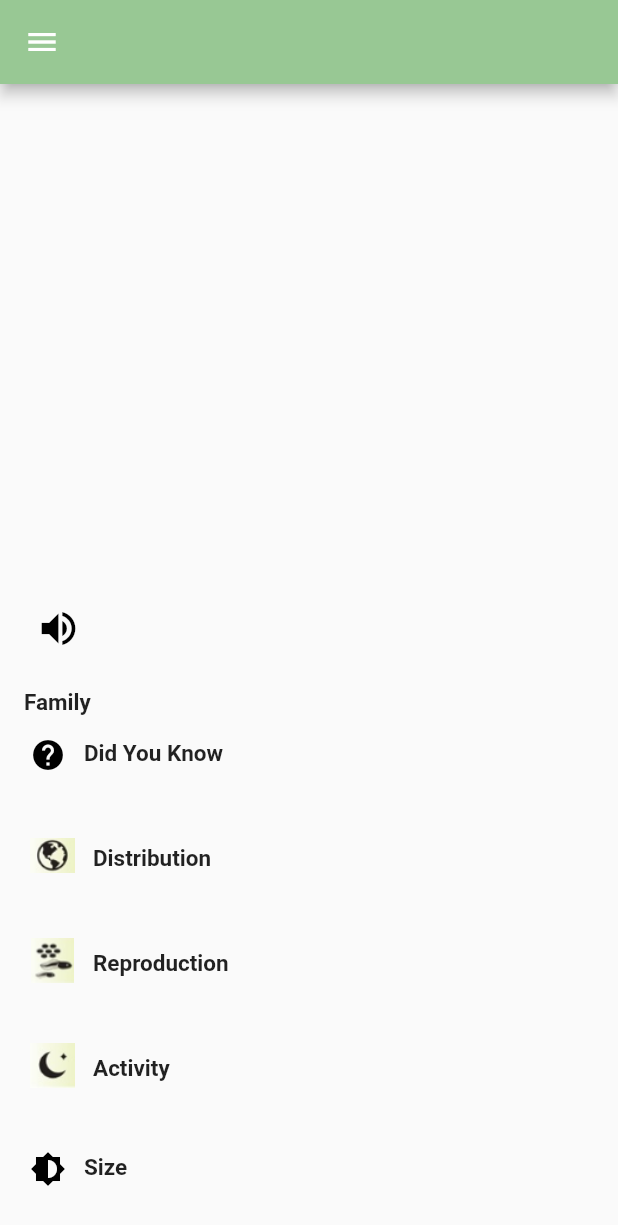
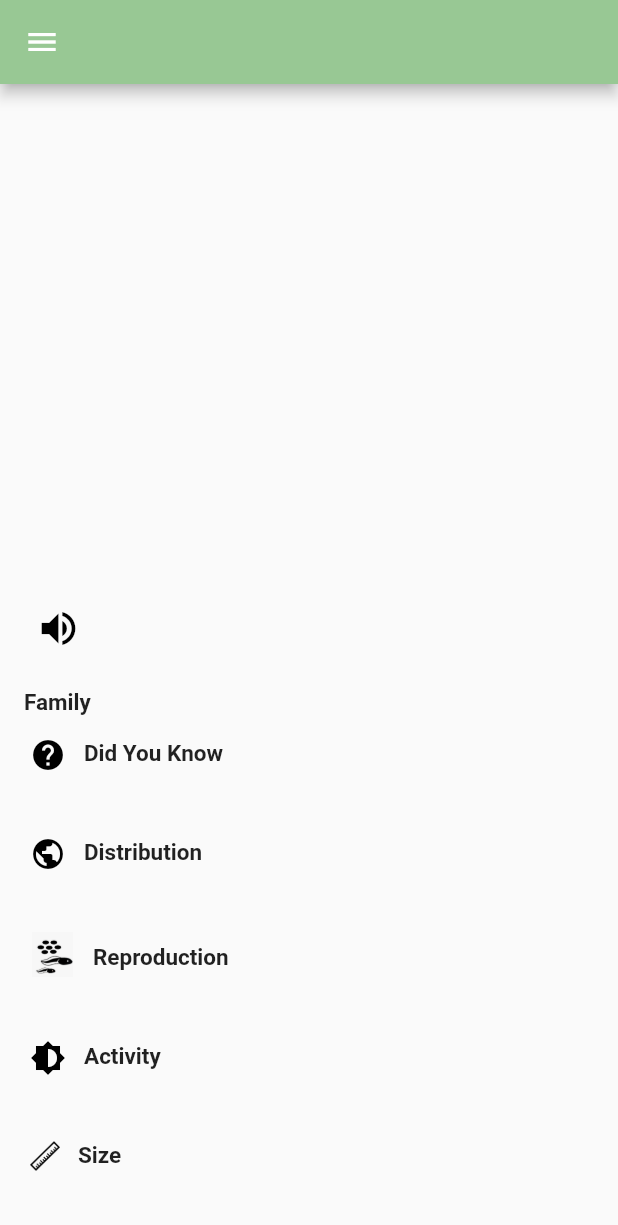
Before and after one commit to Alexandrebmx5/biotapajos-app, a Flutter app: the SpeciesInformation screen opened directly with empty values, on a phone screen of 412 x 824 dp. Shown: the top 1225 px of the screen. Run offline on Flutter 3.47's test engine with Material 2 defaults, Android fonts, the light colour scheme and no system bars; drawn by our look-alikes of carousel_pro; our stand-ins replace animate_do, cloud_firestore, file_picker, firebase_auth, firebase_core, firebase_storage and 7 more; missing offline and left inert: popup_menu; accounts and stored records are empty.

Commit message:
change icons species

```diff
--- a/lib/views/SpeciesInformation.dart
+++ b/lib/views/SpeciesInformation.dart
@@ -199,7 +199,7 @@ class _SpeciesInformationState extends State<SpeciesInformation> {
                   child: Container(
                       width: constraints.maxWidth,
                       child: textIcon(
-                          child: Image.asset('images/icon1.png', width: 30, height: 30,),
+                          child: Icon(Icons.public, color: Colors.black,),
                           text: S.of(context).comoConhecer,
                           style: TextStyle(
                               fontSize: 15, fontWeight: FontWeight.bold))),
@@ -218,7 +218,7 @@ class _SpeciesInformationState extends State<SpeciesInformation> {
                   child: Container(
                       width: constraints.maxWidth,
                       child: textIcon(
-                          child: Image.asset('images/icon5.png', width: 30, height: 30,),
+                          child: Image.asset('images/sapo.jpeg', width: 30, height: 30,),
                           text: S.of(context).reproducao,
                           style: TextStyle(
                               fontSize: 15, fontWeight: FontWeight.bold))),
@@ -237,7 +237,7 @@ class _SpeciesInformationState extends State<SpeciesInformation> {
                   child: Container(
                       width: constraints.maxWidth,
                       child: textIcon(
-                          child: Image.asset('images/icon4.png', width: 30, height: 30,),
+                          child: Icon(Icons.brightness_medium_sharp, color: Colors.black,),
                           text: S.of(context).Atividade,
                           style: TextStyle(
                               fontSize: 15, fontWeight: FontWeight.bold))),
@@ -256,8 +256,7 @@ class _SpeciesInformationState extends State<SpeciesInformation> {
                   child: Container(
                       width: constraints.maxWidth,
                       child: textIcon(
-                          child: Icon(Icons.brightness_medium_sharp,
-                              color: Colors.black),
+                          child: Image.asset('images/regua.png', width: 20, height: 25,),
                           text: S.of(context).size,
                           style: TextStyle(
                               fontSize: 15, fontWeight: FontWeight.bold))),
@@ -295,7 +294,7 @@ class _SpeciesInformationState extends State<SpeciesInformation> {
                   child: Container(
                       width: constraints.maxWidth,
                       child: textIcon(
-                          child: Image.asset('images/icon3.png', width: 30, height: 30,),
+                          child: Image.asset('images/sapo2.jpeg', width: 30, height: 30,),
                           text: S.of(context).specieSimilar,
                           style: TextStyle(
                               fontSize: 15, fontWeight: FontWeight.bold))),
@@ -314,7 +313,7 @@ class _SpeciesInformationState extends State<SpeciesInformation> {
                   child: Container(
                       width: constraints.maxWidth,
                       child: textIcon(
-                          child: Image.asset('images/icon2.png', width: 30, height: 30,),
+                          child: Image.asset('images/arvore.png', width: 30, height: 25,),
                           text: S.of(context).whereLive,
                           style: TextStyle(
                               fontSize: 15, fontWeight: FontWeight.bold))),
```
Also changed, not shown: images/arvore.png (added), images/icon1.png, images/regua.png (added), images/sapo.jpeg (added), images/sapo2.jpeg (added).
